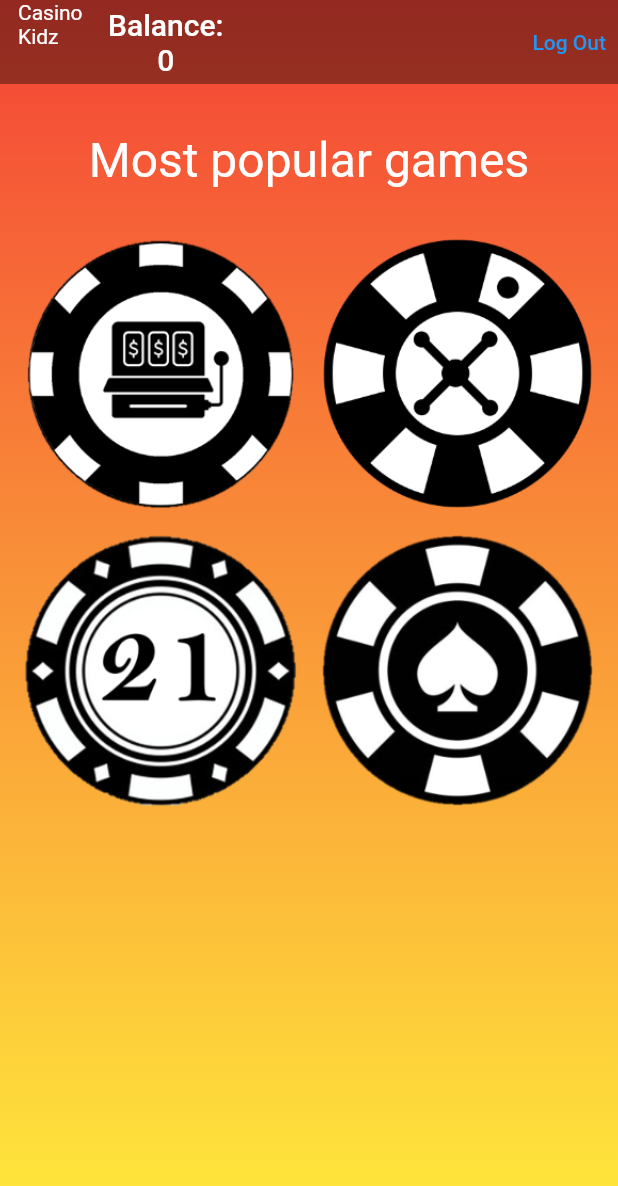
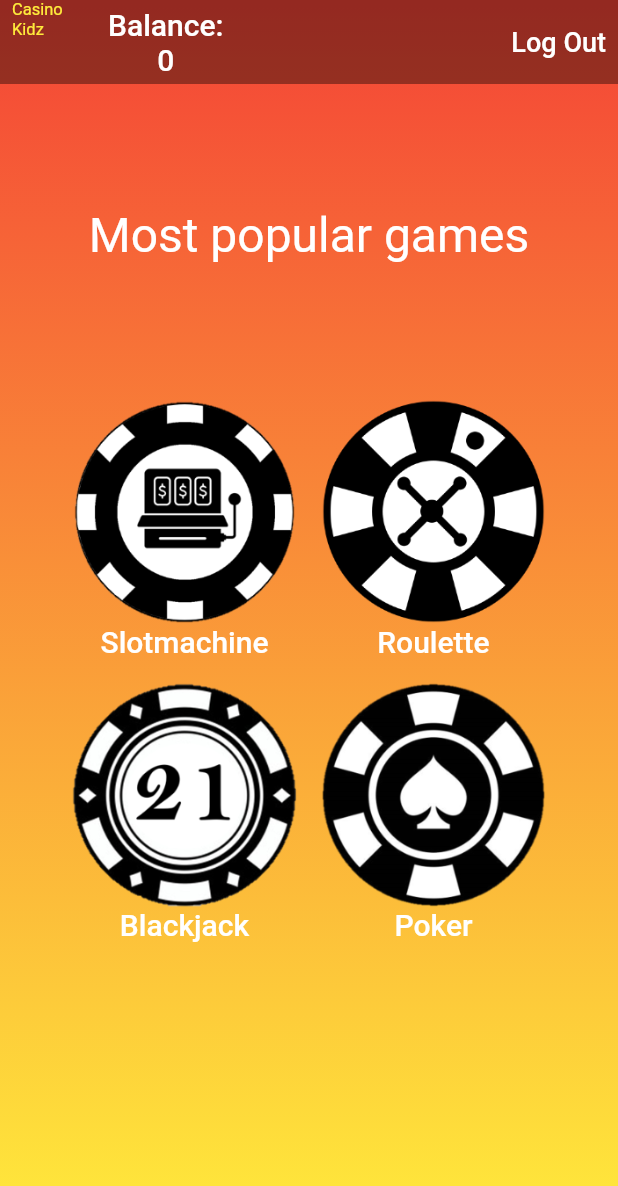
Before and after one commit to MathiasYde/casino_app, a Flutter app: the screen it shows once a user with an empty profile is signed in, on a phone screen of 412 x 824 dp. Shown: the top 1186 px of the screen. Run offline on Flutter 3.47's test engine with Material 2 defaults, Android fonts, the phone set to English and light mode, and no system bars; our stand-ins replace cloud_firestore, firebase_auth, firebase_core, form_validator, freezed_annotation, google_fonts and 1 more; accounts and stored records are empty; generated files the repository leaves out were written again; Roboto replaces fonts that are missing (Plaster).

Commit message:
added Google font and homepage ui V2

```diff
--- a/lib/pages/home_page.dart
+++ b/lib/pages/home_page.dart
@@ -1,5 +1,6 @@
 import 'package:firebase_auth/firebase_auth.dart' as firebase_auth;
 import 'package:flutter/material.dart';
+import 'package:google_fonts/google_fonts.dart';
 
 import 'package:hooks_riverpod/hooks_riverpod.dart';
 
@@ -17,25 +18,6 @@ class HomePage extends ConsumerWidget {
   Widget build(BuildContext context, WidgetRef ref) {
     User user = ref.watch(userProvider).value ?? const User();
 
-    Widget buildGamePageEntry(String title, Widget page, Widget? thumbnail,
-        {bool enabled = true}) {
-      return InkWell(
-        onTap: () {
-          Navigator.push(
-            context,
-            MaterialPageRoute(
-              builder: (context) => page,
-            ),
-          );
-        },
-        child: thumbnail ??
-            Container(
-              color: enabled ? Colors.red : Colors.grey,
-              child: Text(title),
-            ),
-      );
-    }
-
     return Container(
       decoration: const BoxDecoration(
         gradient: LinearGradient(
@@ -47,58 +29,114 @@ class HomePage extends ConsumerWidget {
       child: Scaffold(
         backgroundColor: Colors.transparent,
         appBar: AppBar(
-          leading: const Padding(
-            padding: EdgeInsets.fromLTRB(12, 0, 0, 0),
-            child: Text("Casino Kidz"),
+          leading: Padding(
+            padding: const EdgeInsets.fromLTRB(8, 0, 0, 0),
+            child: Text(
+              "Casino Kidz",
+              style: GoogleFonts.plaster(fontSize: 11, color: Colors.yellow),
+            ),
           ),
           backgroundColor: const Color.fromARGB(100, 0, 0, 0),
           shadowColor: Colors.transparent,
           title: Column(
-            children: [const Text("Balance:"), Text("${user.balance}")],
+            children: [
+              Text(
+                "Balance:",
+                style: GoogleFonts.blackHanSans(),
+              ),
+              Text(
+                "${user.balance}",
+                style: GoogleFonts.blackHanSans(),
+              )
+            ],
           ),
           actions: [
             TextButton(
               onPressed: () {
-                FirebaseAuth.instance.signOut();
+                firebase_auth.FirebaseAuth.instance.signOut();
               },
-              child: const Text("Log Out"),
+              child: Text(
+                "Log Out",
+                style:
+                    GoogleFonts.blackHanSans(color: Colors.white, fontSize: 18),
+              ),
             ),
           ],
         ),
-        body: Column(
+        body: Center(
+          child: Column(
+            crossAxisAlignment: CrossAxisAlignment.center,
+            children: [
+              const Padding(padding: EdgeInsets.symmetric(vertical: 16.0)),
+              const SizedBox(
+                height: 50,
+              ),
+              Text(
+                "Most popular games",
+                style: GoogleFonts.blackHanSans(fontSize: 32),
+              ),
+              const SizedBox(
+                height: 50,
+              ),
+              const Padding(padding: EdgeInsets.symmetric(vertical: 16.0)),
+              Padding(
+                padding: const EdgeInsets.symmetric(horizontal: 16.0),
+                child: Wrap(
+                  children: const [
+                    GameEntry(
+                        photo: "slotmachine.png",
+                        title: "Slotmachine",
+                        page: SlotmachinePage()),
+                    GameEntry(
+                        photo: "roulette.png",
+                        title: "Roulette",
+                        page: RoulettePage()),
+                    GameEntry(
+                        photo: "blackjack.png",
+                        title: "Blackjack",
+                        page: BlackjackPage()),
+                    GameEntry(
+                      photo: "poker.png",
+                      title: "Poker",
+                      page: PokerPage(),
+                    )
+                  ],
+                ),
+              ),
+            ],
+          ),
+        ),
+      ),
+    );
+  }
+}
+
+class GameEntry extends StatelessWidget {
+  const GameEntry(
+      {super.key,
+      required this.photo,
+      required this.title,
+      required this.page});
+
+  final String photo;
+  final String title;
+  final Widget page;
+
+  @override
+  Widget build(BuildContext context) {
+    return TextButton(
+      onPressed: () => Navigator.push(
+          context, MaterialPageRoute(builder: ((context) => page))),
+      child: SizedBox(
+        width: 150,
+        child: Column(
           children: [
-            const Padding(padding: EdgeInsets.symmetric(vertical: 16.0)),
-            const Text("Most popular games", style: TextStyle(fontSize: 32.0)),
-            const Padding(padding: EdgeInsets.symmetric(vertical: 16.0)),
-            Padding(
-              padding: const EdgeInsets.symmetric(horizontal: 16.0),
-              child: GridView(
-                shrinkWrap: true,
-                gridDelegate: const SliverGridDelegateWithFixedCrossAxisCount(
-                    crossAxisCount: 2,
-                    crossAxisSpacing: 16.0,
-                    mainAxisSpacing: 16.0),
-                children: [
-                  buildGamePageEntry(
-                      "Slotmachine",
-                      const SlotmachinePage(),
-                      const Image(
-                          image: AssetImage("assets/images/slotmachine.png"))),
-                  buildGamePageEntry(
-                      "Roulette",
-                      const RoulettePage(),
-                      const Image(
-                          image: AssetImage("assets/images/roulette.png"))),
-                  buildGamePageEntry(
-                      "Blackjack",
-                      const BlackjackPage(),
-                      const Image(
-                          image: AssetImage("assets/images/blackjack.png")),
-                      enabled: false),
-                  buildGamePageEntry("Poker", const PokerPage(),
-                      const Image(image: AssetImage("assets/images/poker.png")),
-                      enabled: false),
-                ],
+            Image.asset("assets/images/$photo"),
+            Text(
+              title,
+              style: GoogleFonts.blackHanSans(
+                color: Colors.white,
+                fontSize: 20,
               ),
             ),
           ],
--- a/pubspec.yaml
+++ b/pubspec.yaml
@@ -28,6 +28,7 @@ dependencies:
 
   # Freezed
   freezed_annotation: ^2.2.0
+  google_fonts: ^3.0.1
 
 dev_dependencies:
   flutter_test:
```
